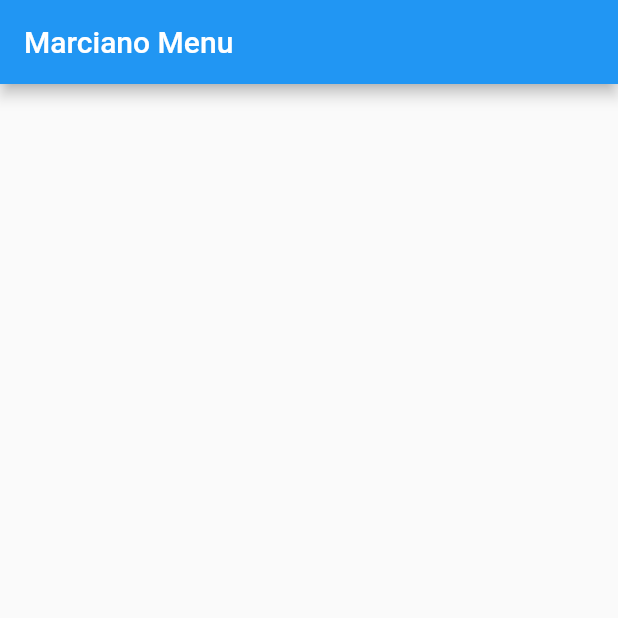
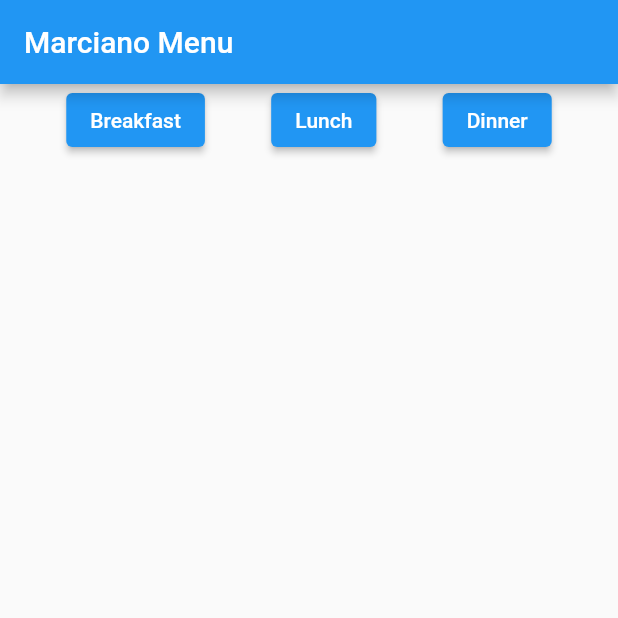
Before and after one commit to WilliamLee101/Green-Go, a Flutter app: the screen it shows after launch, after a tap on "Marciano", on a phone screen of 412 x 824 dp, the top half of it. Run offline on Flutter 3.47's test engine with Material 2 defaults, Android fonts, the phone set to English and light mode, and no system bars; our stand-ins replace firebase_core, firebase_database; accounts and stored records are empty.

Commit message:
added stylization to menus

```diff
--- a/green_n_go/lib/home_page.dart
+++ b/green_n_go/lib/home_page.dart
@@ -13,7 +13,9 @@ class HomePage extends StatelessWidget {
         child: Column(
           mainAxisAlignment: MainAxisAlignment.center,
           children: [
-            ElevatedButton(
+            const Text('GREEN N GO',style: TextStyle(fontSize: 80)),
+            const SizedBox(height: 16),
+            TextButton(
               onPressed: () {
                 Navigator.of(context).push(
                   MaterialPageRoute(builder: (BuildContext context) {
@@ -21,10 +23,10 @@ class HomePage extends StatelessWidget {
                   }),
                 );
               },
-              child: FittedBox(child:Text('Warren'),),
+              child: const FittedBox(child:Text('Warren', style: TextStyle(fontSize: 30),)),
             ),
             const SizedBox(height: 16), // Add some space between the buttons
-            ElevatedButton(
+            TextButton(
               onPressed: () {
                 Navigator.of(context).push(
                   MaterialPageRoute(builder: (BuildContext context) {
@@ -32,10 +34,10 @@ class HomePage extends StatelessWidget {
                   }),
                 );
               },
-              child: const Text('Marciano'),
+              child: const Text('Marciano',style: TextStyle(fontSize: 30)),
             ),
             const SizedBox(height: 16), // Add some space between the buttons
-            ElevatedButton(
+            TextButton(
               onPressed: () {
                 Navigator.of(context).push(
                   MaterialPageRoute(builder: (BuildContext context) {
@@ -43,7 +45,7 @@ class HomePage extends StatelessWidget {
                   }),
                 );
               },
-              child: const Text('West'),
+              child: const Text('West',style: TextStyle(fontSize: 30)),
             ),
 
           ],
--- a/green_n_go/lib/main.dart
+++ b/green_n_go/lib/main.dart
@@ -36,20 +36,14 @@ class RootPage extends StatefulWidget {
 class _RootPageState extends State<RootPage> {
   @override
   Widget build(BuildContext context) {
-    int currentPage = 0;
-    int _selectedIndex = 0;
+
     return Scaffold(
-        appBar: AppBar(
-          title: Center(
-            child: Text('Green & Go'),
-          ),
-        ),
         body: const HomePage(),
         bottomNavigationBar: BottomNavigationBar(
           items: const <BottomNavigationBarItem>[
             BottomNavigationBarItem(
-              icon: Icon(Icons.menu_book_rounded),
-              label: 'Menu',
+              icon: Icon(Icons.home),
+              label: 'Home',
             ),
             BottomNavigationBarItem(
               icon: Icon(Icons.person_2_outlined),
--- a/green_n_go/lib/marciano.dart
+++ b/green_n_go/lib/marciano.dart
@@ -26,7 +26,6 @@ final List<FoodItem> dmenu = [];
 
 final ref = FirebaseDatabase.instance.ref();
 
-
 class Marciano extends StatefulWidget {
   const Marciano({super.key});
 
@@ -46,6 +45,7 @@ List<FoodItem> _selectedMealType = bmenu;
       });
     });
   }
+
   Future<void> getMenu() async {
     final snapshot =
         await ref.child("updated_menu/2023-03-13/marciano/breakfast").get();
@@ -99,35 +99,70 @@ List<FoodItem> _selectedMealType = bmenu;
       print('No data available.');
     }
   }
+
   @override
-
   Widget build(BuildContext context) {
-    getMenu();
     return MaterialApp(
-      home:Scaffold(
+        home: Scaffold(
             appBar: AppBar(
               title: const Text('Marciano Menu'),
             ),
-        body: ListView.builder(
-          itemCount: bmenu.length,
-          itemBuilder: (context,index) {
-            final food = bmenu[index];
-            return ListTile(
+            body: Column(children: [
+              Row(
+                mainAxisAlignment: MainAxisAlignment.spaceEvenly,
+                children: [
+                  ElevatedButton(
+                    onPressed: () {
+                      setState(() {
+                        _selectedMealType = bmenu;
+                      });
+                    },
+                    child: Text('Breakfast'),
+                  ),
+                  ElevatedButton(
+                    onPressed: () {
+                      setState(() {
+                        _selectedMealType = lmenu;
+                        print("lunch selected");
+                      });
+                    },
+                    child: Text('Lunch'),
+                  ),
+                  ElevatedButton(
+                    onPressed: () {
+                      setState(() {
+                        _selectedMealType = dmenu;
+                        print("dining selected");
+                      });
+                    },
+                    child: Text('Dinner'),
+                  ),
+                ],
+              ),
+              Expanded(
+                child: ListView.builder(
+                  itemCount: _selectedMealType.length,
+                  itemBuilder: (context, index) {
+                    final food = _selectedMealType[index];
+                    return Card(
+                        shape: RoundedRectangleBorder(
+                          borderRadius: BorderRadius.circular(15.0),
+                        ),
+                        child: ListTile(
                             title: Text(food.name),
+                            trailing: Text(food.cals ?? ''),
+                            onTap: () {},
                             subtitle: Column(
                                 crossAxisAlignment: CrossAxisAlignment.start,
                                 children: [
-                  Text(food.cals ?? ''),
                                   Text(food.protiens ?? ''),
                                   Text(food.satFat ?? ''),
                                   Text(food.sugars ?? ''),
                                   Text(food.carbs ?? ''),
-                ]
-              )
-
-            );
+                                ])));
                   },
                 ),
-    ));
+              )
+            ])));
   }
 }
```
Also changed, not shown: green_n_go/lib/warren.dart (+10 -7 lines), green_n_go/lib/west.dart (+8 -3 lines). Lines whose indentation alone changed are shown as unchanged.
